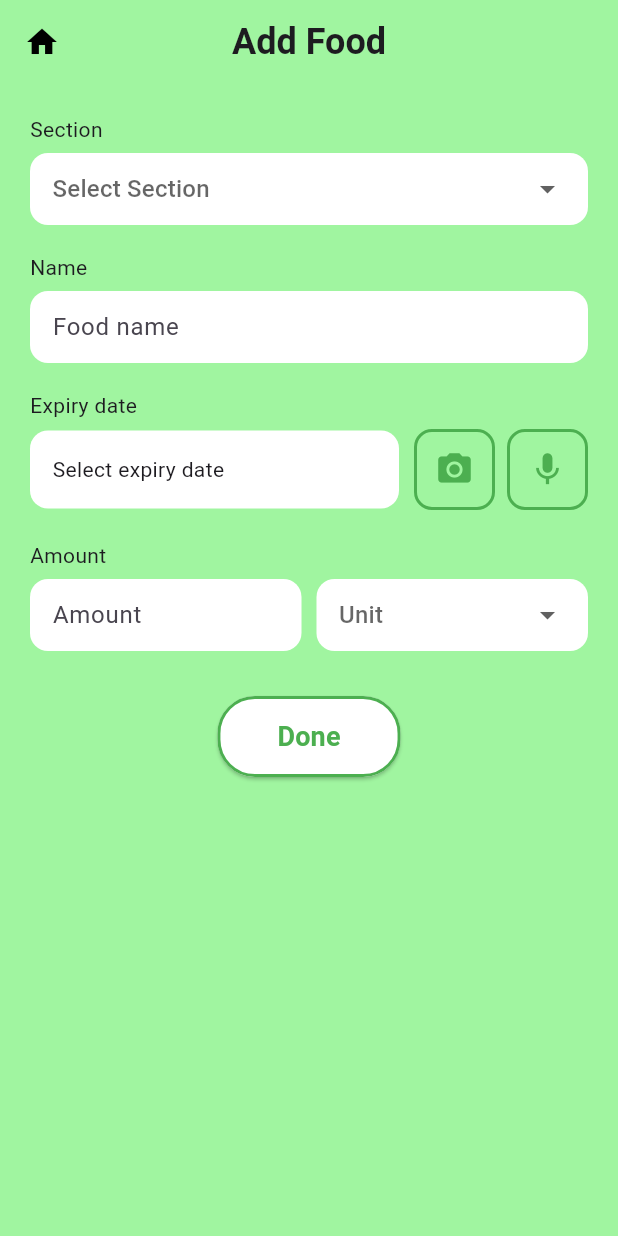
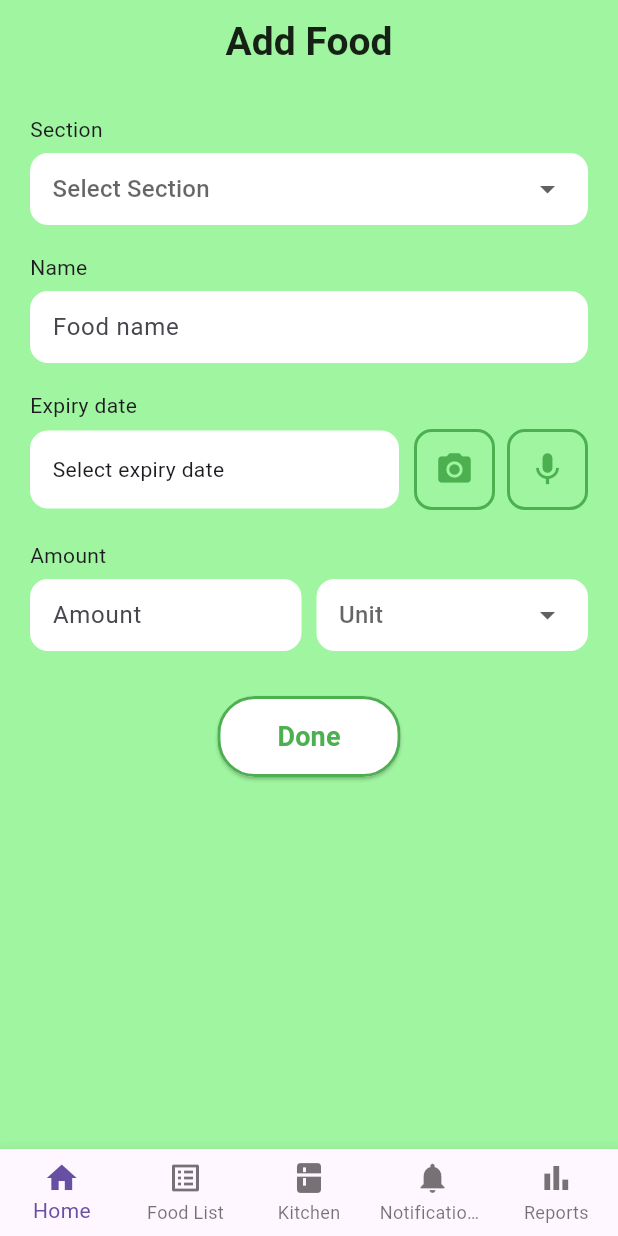
Before and after one commit to InushiAnjala/wasteless_app, a Flutter app: the AddFoodScreen screen opened directly, on a phone screen of 412 x 824 dp. Run offline on Flutter 3.47's test engine with Material 3 defaults, Android fonts, the phone set to English and light mode, and no system bars; our stand-ins replace cloud_firestore, firebase_auth, firebase_core, image_picker; missing offline and left inert: google_mlkit_barcode_scanning, google_mlkit_text_recognition; accounts and stored records are empty.

Commit message:
Refactor: Update navigation structure and replace HomeScreen with MainScreen across the app

```diff
--- a/lib/screens/auth/auth_wrapper.dart
+++ b/lib/screens/auth/auth_wrapper.dart
@@ -3,7 +3,7 @@ import 'package:firebase_auth/firebase_auth.dart';
 import 'package:cloud_firestore/cloud_firestore.dart';
 
 import '../chef/chef_home_screen.dart';
-import '../home/home_screen.dart';
+import '../home/main_screen.dart';
 import '../onboarding/login_signup_screen.dart';
 
 class AuthWrapper extends StatelessWidget {
@@ -44,7 +44,7 @@ class AuthWrapper extends StatelessWidget {
             if (role == 'Chef') {
               return const ChefHomeScreen();
             } else {
-              return const HomeScreen();
+              return const MainScreen();
             }
           },
         );
--- a/lib/screens/home/add_food_screen.dart
+++ b/lib/screens/home/add_food_screen.dart
@@ -5,7 +5,8 @@ import 'package:image_picker/image_picker.dart';
 import 'package:google_mlkit_text_recognition/google_mlkit_text_recognition.dart';
 import 'package:google_mlkit_barcode_scanning/google_mlkit_barcode_scanning.dart';
 
-import 'home_screen.dart';
+import 'main_screen.dart';
+import '../../constants/text_styles.dart';
 
 class AddFoodScreen extends StatefulWidget {
   final String? foodId;
@@ -32,11 +33,14 @@ class _AddFoodScreenState extends State<AddFoodScreen> {
   final List<String> sectionList = ["Veges", "Fruits", "Meat", "Others"];
   final List<String> unitList = ["Kg", "L", "Unit"];
 
+  int _currentIndex = 0;
+
   bool get isEdit => widget.foodId != null;
 
   @override
   void initState() {
     super.initState();
+    _currentIndex = isEdit ? 1 : 0;
 
     if (isEdit) {
       final data = widget.foodData!;
@@ -185,25 +189,25 @@ class _AddFoodScreenState extends State<AddFoodScreen> {
     Navigator.pop(context);
   }
 
+  void _navigateToTab(int index) {
+    Navigator.pushAndRemoveUntil(
+      context,
+      MaterialPageRoute(builder: (_) => MainScreen(initialIndex: index)),
+      (route) => false,
+    );
+  }
+
   @override
   Widget build(BuildContext context) {
     return Scaffold(
       backgroundColor: const Color(0xFFA0F5A0),
       appBar: AppBar(
+        automaticallyImplyLeading: false,
         elevation: 0,
         backgroundColor: Colors.transparent,
-        leading: IconButton(
-          icon: const Icon(Icons.home, color: Colors.black),
-          onPressed: () {
-            Navigator.pushReplacement(
-              context,
-              MaterialPageRoute(builder: (_) => const HomeScreen()),
-            );
-          },
-        ),
         title: Text(
           isEdit ? "Edit Food" : "Add Food",
-          style: const TextStyle(fontWeight: FontWeight.bold, fontSize: 24),
+          style: AppTextStyles.heading,
         ),
         centerTitle: true,
       ),
@@ -318,6 +322,27 @@ class _AddFoodScreenState extends State<AddFoodScreen> {
           ],
         ),
       ),
+      bottomNavigationBar: BottomNavigationBar(
+        currentIndex: _currentIndex,
+        onTap: _navigateToTab,
+        type: BottomNavigationBarType.fixed,
+        items: const [
+          BottomNavigationBarItem(icon: Icon(Icons.home), label: 'Home'),
+          BottomNavigationBarItem(
+            icon: Icon(Icons.list_alt),
+            label: 'Food List',
+          ),
+          BottomNavigationBarItem(icon: Icon(Icons.kitchen), label: 'Kitchen'),
+          BottomNavigationBarItem(
+            icon: Icon(Icons.notifications),
+            label: 'Notifications',
+          ),
+          BottomNavigationBarItem(
+            icon: Icon(Icons.bar_chart),
+            label: 'Reports',
+          ),
+        ],
+      ),
     );
   }
 
```
Also changed, not shown: lib/screens/home/food_list_screen.dart (+2 -28 lines), lib/screens/home/home_screen.dart (+9 -29 lines), lib/screens/home/kitchen_needs_screen.dart (+3 -29 lines), lib/screens/home/main_screen.dart (+29 -9 lines), lib/screens/home/notifications_screen.dart (+3 -28 lines), lib/screens/home/reports_screen.dart (+4 -18 lines).
